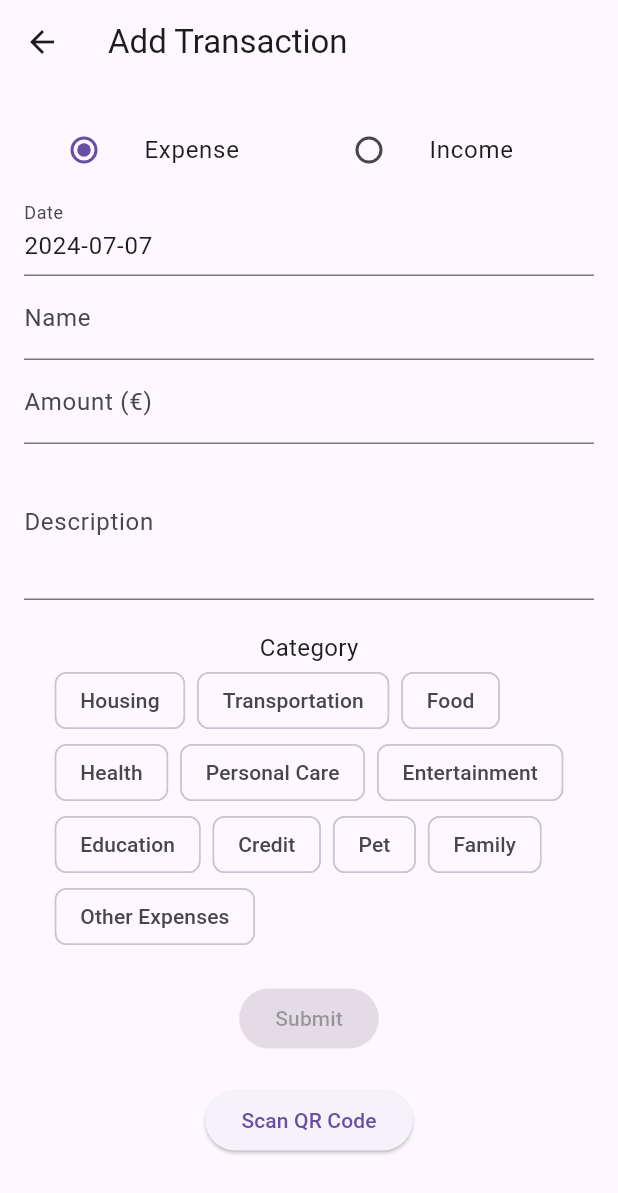
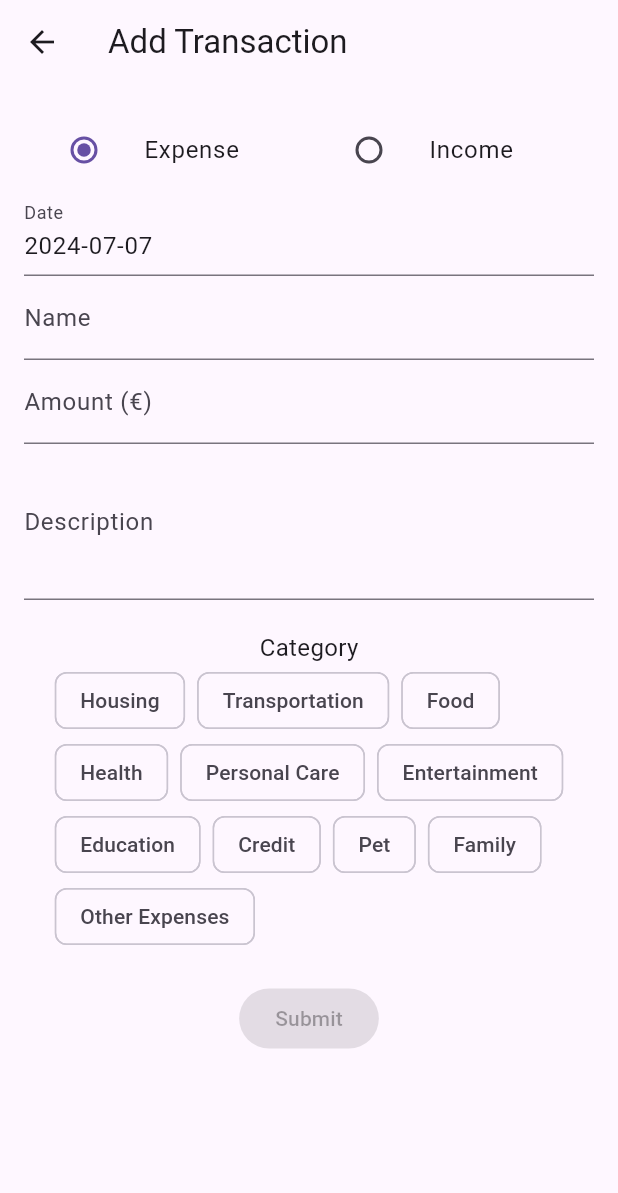
Before and after one commit to darkvuk/qr-budget-tracker, a Flutter app: the AddTransactionScreen screen opened directly, on a phone screen of 412 x 824 dp. Shown: the top 1193 px of the screen. Run offline on Flutter 3.47's test engine with Material 3 defaults, Android fonts, the phone set to English and light mode, and no system bars; our stand-ins replace sqflite; missing offline and left inert: qr_code_scanner; accounts and stored records are empty.

Commit message:
Removed a button

```diff
--- a/lib/add_transaction.dart
+++ b/lib/add_transaction.dart
@@ -306,11 +306,7 @@ class _AddTransactionScreenState extends State<AddTransactionScreen> {
                       : _submitTransaction, // Disable button if category is not selected
                   child: Text(widget.transaction == null ? 'Submit' : 'Update'),
                 ),
-                SizedBox(height: 20),
-                ElevatedButton(
-                  onPressed: _scanQRCode,
-                  child: Text('Scan QR Code'),
-                ),
+                SizedBox(height: 20)
               ],
             ),
           ),
```
